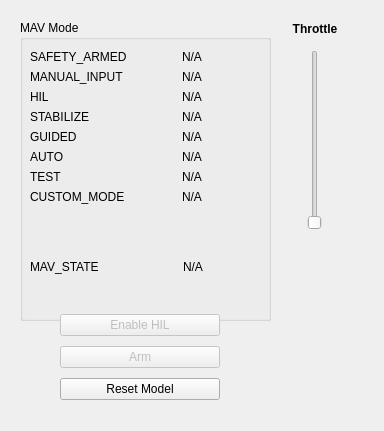
Before: the Qt Designer form rqt_rotors/resource/hil_widget.ui in pvechersky/rotors_simulator, drawn with Qt 5.
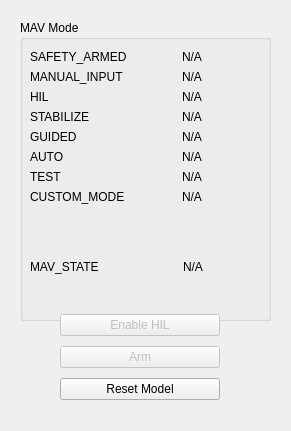
After: the same form once the commit is applied.

The edit to the form file:
```diff
--- a/rqt_rotors/resource/hil_widget.ui
+++ b/rqt_rotors/resource/hil_widget.ui
@@ -6,7 +6,7 @@
    <rect>
     <x>0</x>
     <y>0</y>
-    <width>384</width>
+    <width>291</width>
     <height>431</height>
    </rect>
   </property>
@@ -242,41 +242,6 @@
     </layout>
    </widget>
   </widget>
-  <widget class="QSlider" name="vertical_slider_throttle">
-   <property name="geometry">
-    <rect>
-     <x>280</x>
-     <y>50</y>
-     <width>70</width>
-     <height>180</height>
-    </rect>
-   </property>
-   <property name="orientation">
-    <enum>Qt::Vertical</enum>
-   </property>
-  </widget>
-  <widget class="QLabel" name="label_throttle">
-   <property name="geometry">
-    <rect>
-     <x>280</x>
-     <y>20</y>
-     <width>70</width>
-     <height>17</height>
-    </rect>
-   </property>
-   <property name="font">
-    <font>
-     <weight>75</weight>
-     <bold>true</bold>
-    </font>
-   </property>
-   <property name="text">
-    <string>Throttle</string>
-   </property>
-   <property name="alignment">
-    <set>Qt::AlignCenter</set>
-   </property>
-  </widget>
   <widget class="QWidget" name="verticalLayoutWidget">
    <property name="geometry">
     <rect>
```
